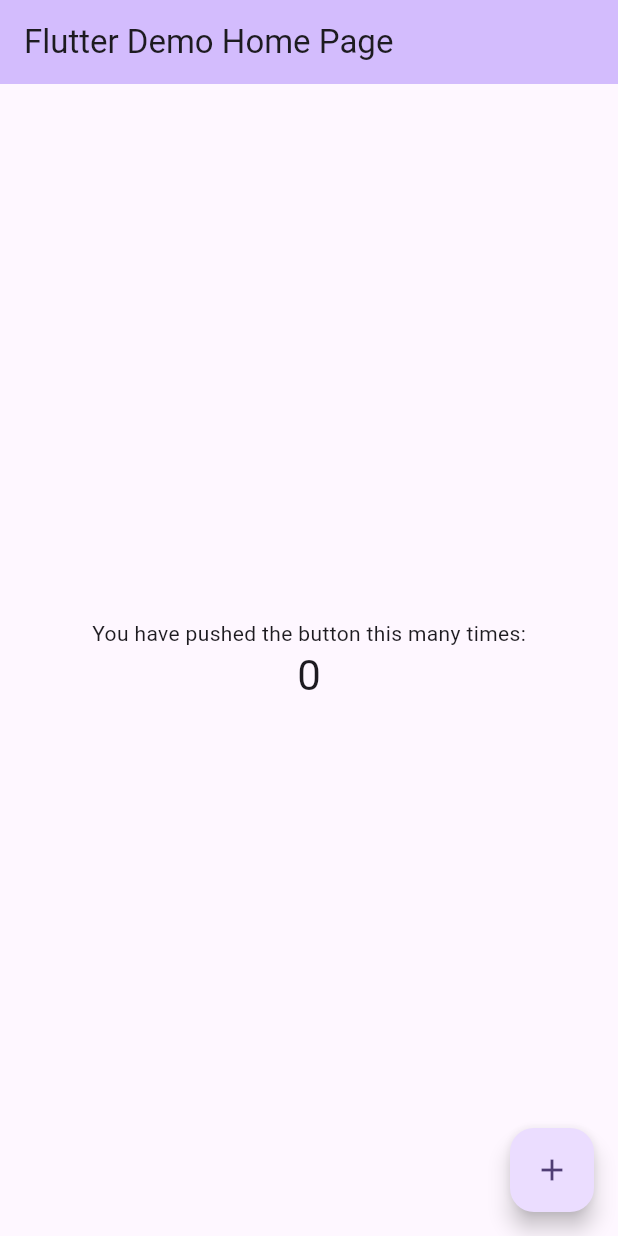
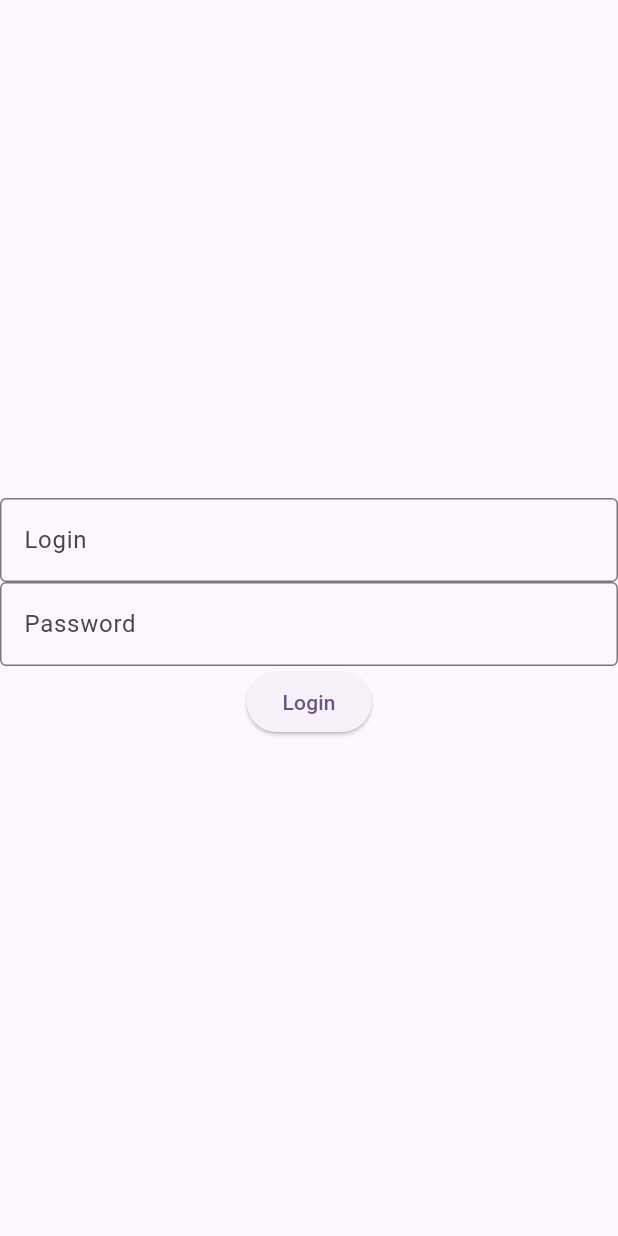
Before and after one commit to MonkeyEurobusiness/NoktoNokto, a Flutter app: the screen it shows after launch, on a phone screen of 412 x 824 dp. Run offline on Flutter 3.47's test engine with Material 2 defaults, Android fonts, the phone set to English and light mode, and no system bars.

Commit message:
Basic page division

```diff
--- a/lib/main.dart
+++ b/lib/main.dart
@@ -1,4 +1,5 @@
 import 'package:flutter/material.dart';
+import 'package:noktonokto/pages/login.dart';
 
 void main() {
   runApp(const MyApp());
@@ -7,119 +8,16 @@ void main() {
 class MyApp extends StatelessWidget {
   const MyApp({super.key});
 
-  // This widget is the root of your application.
   @override
   Widget build(BuildContext context) {
     return MaterialApp(
       title: 'Flutter Demo',
       theme: ThemeData(
-        // This is the theme of your application.
-        //
-        // TRY THIS: Try running your application with "flutter run". You'll see
-        // the application has a blue toolbar. Then, without quitting the app,
-        // try changing the seedColor in the colorScheme below to Colors.green
-        // and then invoke "hot reload" (save your changes or press the "hot
-        // reload" button in a Flutter-supported IDE, or press "r" if you used
-        // the command line to start the app).
-        //
-        // Notice that the counter didn't reset back to zero; the application
-        // state is not lost during the reload. To reset the state, use hot
-        // restart instead.
-        //
-        // This works for code too, not just values: Most code changes can be
-        // tested with just a hot reload.
+
         colorScheme: ColorScheme.fromSeed(seedColor: Colors.deepPurple),
         useMaterial3: true,
       ),
-      home: const MyHomePage(title: 'Flutter Demo Home Page'),
+      home: const LoginPage(),
     );
   }
 }
-
-class MyHomePage extends StatefulWidget {
-  const MyHomePage({super.key, required this.title});
-
-  // This widget is the home page of your application. It is stateful, meaning
-  // that it has a State object (defined below) that contains fields that affect
-  // how it looks.
-
-  // This class is the configuration for the state. It holds the values (in this
-  // case the title) provided by the parent (in this case the App widget) and
-  // used by the build method of the State. Fields in a Widget subclass are
-  // always marked "final".
-
-  final String title;
-
-  @override
-  State<MyHomePage> createState() => _MyHomePageState();
-}
-
-class _MyHomePageState extends State<MyHomePage> {
-  int _counter = 0;
-
-  void _incrementCounter() {
-    setState(() {
-      // This call to setState tells the Flutter framework that something has
-      // changed in this State, which causes it to rerun the build method below
-      // so that the display can reflect the updated values. If we changed
-      // _counter without calling setState(), then the build method would not be
-      // called again, and so nothing would appear to happen.
-      _counter++;
-    });
-  }
-
-  @override
-  Widget build(BuildContext context) {
-    // This method is rerun every time setState is called, for instance as done
-    // by the _incrementCounter method above.
-    //
-    // The Flutter framework has been optimized to make rerunning build methods
-    // fast, so that you can just rebuild anything that needs updating rather
-    // than having to individually change instances of widgets.
-    return Scaffold(
-      appBar: AppBar(
-        // TRY THIS: Try changing the color here to a specific color (to
-        // Colors.amber, perhaps?) and trigger a hot reload to see the AppBar
-        // change color while the other colors stay the same.
-        backgroundColor: Theme.of(context).colorScheme.inversePrimary,
-        // Here we take the value from the MyHomePage object that was created by
-        // the App.build method, and use it to set our appbar title.
-        title: Text(widget.title),
-      ),
-      body: Center(
-        // Center is a layout widget. It takes a single child and positions it
-        // in the middle of the parent.
-        child: Column(
-          // Column is also a layout widget. It takes a list of children and
-          // arranges them vertically. By default, it sizes itself to fit its
-          // children horizontally, and tries to be as tall as its parent.
-          //
-          // Column has various properties to control how it sizes itself and
-          // how it positions its children. Here we use mainAxisAlignment to
-          // center the children vertically; the main axis here is the vertical
-          // axis because Columns are vertical (the cross axis would be
-          // horizontal).
-          //
-          // TRY THIS: Invoke "debug painting" (choose the "Toggle Debug Paint"
-          // action in the IDE, or press "p" in the console), to see the
-          // wireframe for each widget.
-          mainAxisAlignment: MainAxisAlignment.center,
-          children: <Widget>[
-            const Text(
-              'You have pushed the button this many times:',
-            ),
-            Text(
-              '$_counter',
-              style: Theme.of(context).textTheme.headlineMedium,
-            ),
-          ],
-        ),
-      ),
-      floatingActionButton: FloatingActionButton(
-        onPressed: _incrementCounter,
-        tooltip: 'Increment',
-        child: const Icon(Icons.add),
-      ), // This trailing comma makes auto-formatting nicer for build methods.
-    );
-  }
-}
--- /dev/null
+++ b/lib/models/user.dart
@@ -0,0 +1,6 @@
+class User {
+  final String email;
+  final String name;
+
+  User(this.email, this.name);
+}
--- /dev/null
+++ b/lib/pages/login.dart
@@ -0,0 +1,45 @@
+import 'package:flutter/material.dart';
+import 'package:noktonokto/pages/camera.dart';
+
+class LoginPage extends StatefulWidget {
+  const LoginPage({super.key});
+
+  @override
+  State<LoginPage> createState() => _LoginPageState();
+}
+
+class _LoginPageState extends State<LoginPage> {
+  @override
+  Widget build(BuildContext context) {
+    return Scaffold(
+      body: Center(
+        child: Column(
+          mainAxisAlignment: MainAxisAlignment.center,
+          children: <Widget>[
+            TextField(
+              obscureText: true,
+              decoration: InputDecoration(
+                border: OutlineInputBorder(),
+                labelText: 'Login',
+              ),
+            ),
+             TextField(
+              obscureText: true,
+              decoration: InputDecoration(
+                border: OutlineInputBorder(),
+                labelText: 'Password',
+              ),
+            ),
+            ElevatedButton(
+              onPressed: () {
+                print('login');
+                Navigator.push(context,MaterialPageRoute(builder: (context) => const CameraPage()),);
+                },
+                child: const Text("Login")
+              )
+          ],
+        ),
+      ),
+    );
+  }
+}
--- /dev/null
+++ b/lib/services/userService.dart
@@ -0,0 +1,10 @@
+
+
+import 'package:noktonokto/models/user.dart';
+
+class UserService {
+
+  User getUser(String username, String password) {
+    return User('test@test.com', 'dzik');
+  }
+}
```
Also changed, not shown: lib/models/sighting.dart (added, +7 -0 lines), lib/pages/camera.dart (added, +30 -0 lines), lib/pages/chat.dart (added), lib/pages/chat_list.dart (added), lib/pages/create_sighting.dart (added), lib/pages/map.dart (added), lib/pages/register.dart (added), lib/pages/sighting.dart (added).
